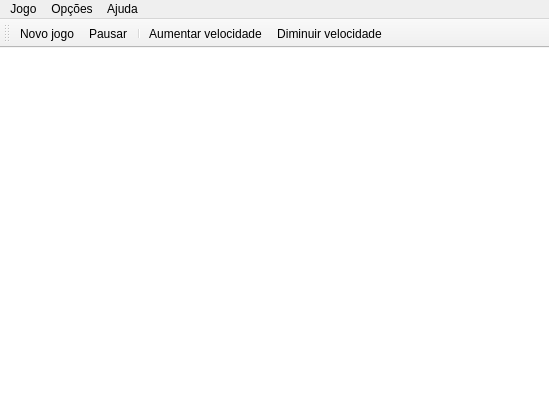
Before: the Qt Designer form src/mainwindow.ui in eduardoweiland/serial-pong, drawn with Qt 5.
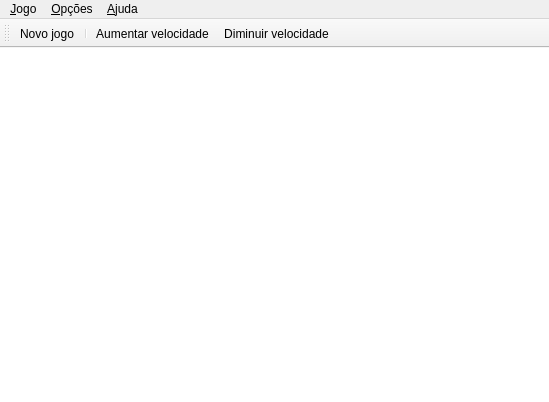
After: the same form once the commit is applied. Icons and pictures are not drawn.

Commit message: Documenta??o, ?cones, testes com porta serial, op??es do jogo

```diff
--- a/src/mainwindow.ui
+++ b/src/mainwindow.ui
@@ -53,7 +53,7 @@
    </property>
    <widget class="QMenu" name="menuGame">
     <property name="title">
-     <string>Jogo</string>
+     <string>&amp;Jogo</string>
     </property>
     <addaction name="actionNewGame"/>
     <addaction name="actionPause"/>
@@ -62,7 +62,7 @@
    </widget>
    <widget class="QMenu" name="menuOptions">
     <property name="title">
-     <string>Opções</string>
+     <string>&amp;Opções</string>
     </property>
     <addaction name="actionControls"/>
     <addaction name="separator"/>
@@ -71,7 +71,7 @@
    </widget>
    <widget class="QMenu" name="menuHelp">
     <property name="title">
-     <string>Ajuda</string>
+     <string>&amp;Ajuda</string>
     </property>
     <addaction name="actionAbout"/>
    </widget>
@@ -87,7 +87,6 @@
     <bool>false</bool>
    </attribute>
    <addaction name="actionNewGame"/>
-   <addaction name="actionPause"/>
    <addaction name="separator"/>
    <addaction name="actionVelocityPlus"/>
    <addaction name="actionVelocityMinus"/>
@@ -98,7 +97,7 @@
      <normaloff>:/new</normaloff>:/new</iconset>
    </property>
    <property name="text">
-    <string>Novo jogo</string>
+    <string>&amp;Novo jogo</string>
    </property>
    <property name="toolTip">
     <string>Iniciar um novo jogo</string>
@@ -132,18 +131,7 @@
   </action>
   <action name="actionControls">
    <property name="text">
-    <string>Controles</string>
-   </property>
-  </action>
-  <action name="actionPause">
-   <property name="text">
-    <string>Pausar</string>
-   </property>
-   <property name="toolTip">
-    <string>Pausar o jogo</string>
-   </property>
-   <property name="shortcut">
-    <string>P</string>
+    <string>&amp;Controles</string>
    </property>
   </action>
   <action name="actionVelocityPlus">
@@ -152,7 +140,7 @@
      <normaloff>:/plus</normaloff>:/plus</iconset>
    </property>
    <property name="text">
-    <string>Aumentar velocidade</string>
+    <string>&amp;Aumentar velocidade</string>
    </property>
    <property name="toolTip">
     <string>Aumentar a velocidade da bola</string>
@@ -167,7 +155,7 @@
      <normaloff>:/minus</normaloff>:/minus</iconset>
    </property>
    <property name="text">
-    <string>Diminuir velocidade</string>
+    <string>&amp;Diminuir velocidade</string>
    </property>
    <property name="toolTip">
     <string>Diminuir a velocidade da bola</string>
```
Left out of the diff: 24 changed lines with no effect on the pictures. The commit also changes 17 other files.
